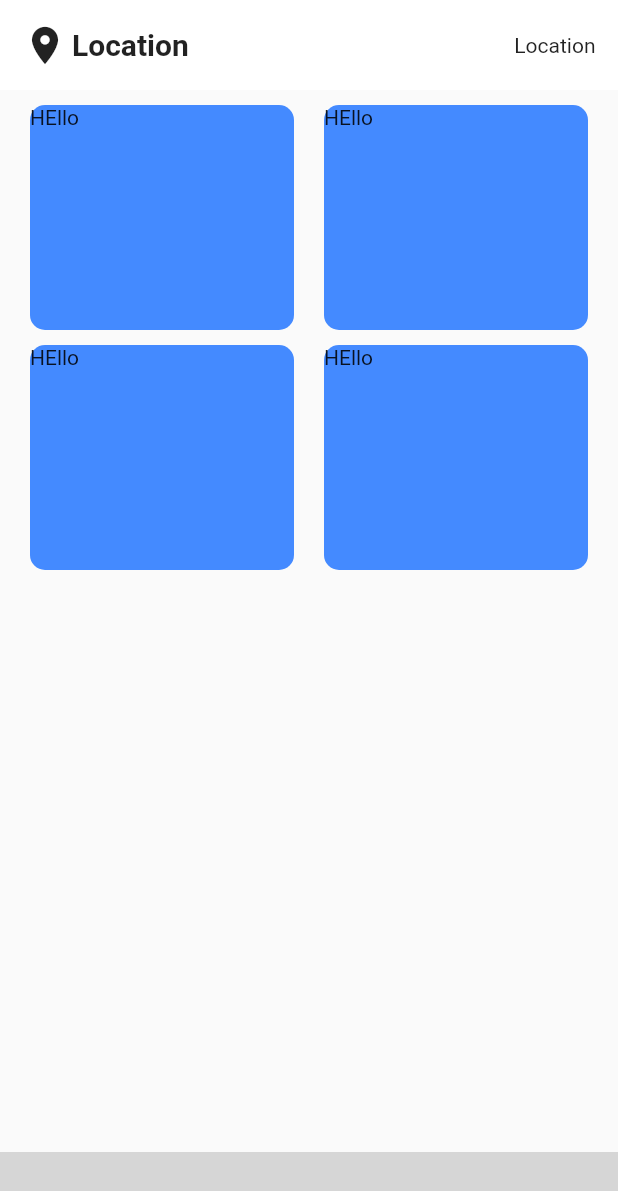
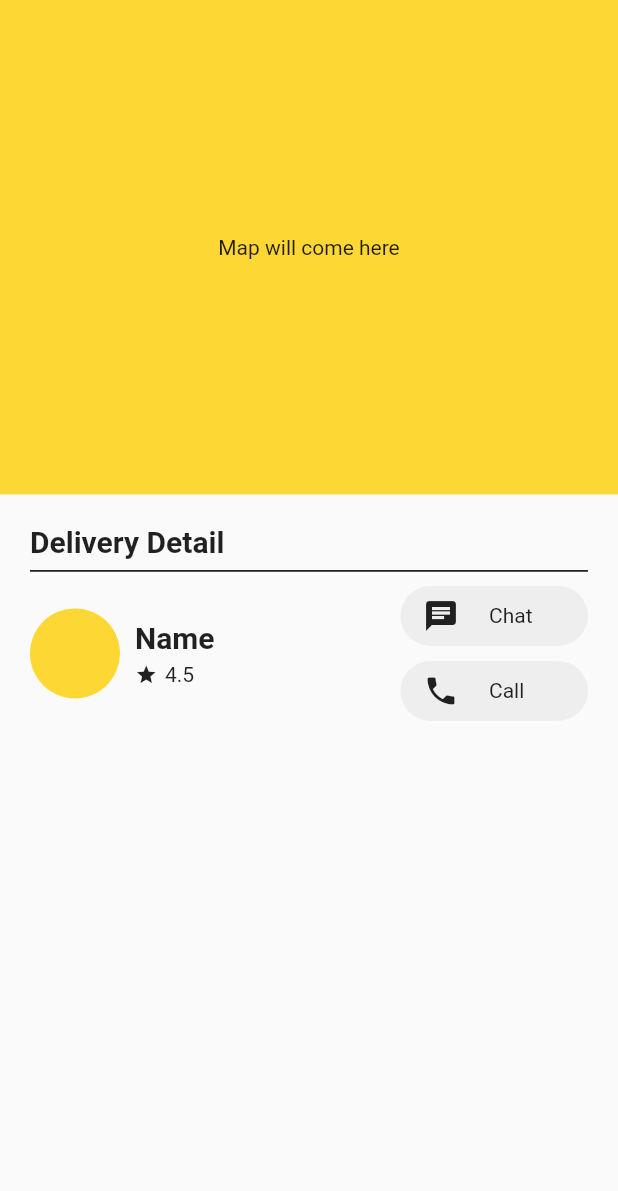
Before and after one commit to nakul1931/Dashboard, a Flutter app: the screen it shows after launch, on a phone screen of 412 x 824 dp. Shown: the top 1191 px of the screen. Run offline on Flutter 3.47's test engine with Material 2 defaults, Android fonts, the phone set to English and light mode, and no system bars; missing offline and left inert: ff_navigation_bar; grey boxes are pictures that could not be loaded.

Commit message:
Delivery Page

```diff
--- a/lib/Screens/account.dart
+++ b/lib/Screens/account.dart
@@ -15,17 +15,17 @@ class _AccountState extends State<Account> {
           SizedBox(
             height: 20.0,
           ),
-          _options(),
-          _options(),
-          _options(),
-          _options(),
-          _options()
+          _options(title: "Order History", image: "home.jpg"),
+          _options(title: "Saved Address", image: "home.jpg"),
+          _options(title: "Refer a friend", image: "refer.png"),
+          _options(title: "Refer", image: "home.jpg"),
+          _options(title: "Support", image: "support.png")
         ]),
       ),
     );
   }
 
-  Widget _options() {
+  Widget _options({String title, Function ontap, String image}) {
     return Container(
       width: MediaQuery.of(context).size.width - 20.0,
       height: 80.0,
@@ -42,12 +42,14 @@ class _AccountState extends State<Account> {
                       child: Row(children: <Widget>[
                         CircleAvatar(
                           radius: 25.0,
-                          backgroundColor: mainColor,
+                          backgroundImage: AssetImage(
+                            "assets/$image",
+                          ),
                         ),
                         SizedBox(
                           width: 15.0,
                         ),
-                        Text("Saved Address"),
+                        Text(title, style: TextStyle(fontSize: 18.0)),
                       ]),
                     ),
                     InkWell(
@@ -92,7 +94,6 @@ class _AccountState extends State<Account> {
                 SizedBox(
                   height: 10.0,
                 ),
-                // Text("My Account")
               ],
             ),
             SizedBox(width: 10.0),
--- /dev/null
+++ b/lib/Screens/deliveryScreen.dart
@@ -0,0 +1,126 @@
+import 'package:Off_Dash/allFiles.dart';
+import 'package:Off_Dash/main.dart';
+
+final _heading = TextStyle(fontSize: 20.0, fontWeight: FontWeight.bold);
+
+class DeliveryScreen extends StatefulWidget {
+  @override
+  _DeliveryScreenState createState() => _DeliveryScreenState();
+}
+
+class _DeliveryScreenState extends State<DeliveryScreen> {
+  @override
+  Widget build(BuildContext context) {
+    return SafeArea(
+      child: Scaffold(
+        body: Column(
+          children: <Widget>[
+            _map(),
+            _deliveryDetail(),
+          ],
+        ),
+      ),
+    );
+  }
+
+  Widget _map() {
+    return Container(
+      width: double.infinity,
+      height: MediaQuery.of(context).size.height * 0.4,
+      color: mainColor,
+      child: Center(child: Text("Map will come here")),
+    );
+  }
+
+  Widget _deliveryDetail() {
+    Widget _button({String title, IconData icon}) {
+      return InkWell(
+        // splashColor: mainColor,
+        // highlightColor: mainColor,
+        // focusColor: mainColor,
+        borderRadius: BorderRadius.circular(20.0),
+        onTap: () => print(title),
+        child: Container(
+          padding: EdgeInsets.fromLTRB(15.0, 0.0, 0.0, 0.0),
+          width: 125.0,
+          height: 40.0,
+          decoration: BoxDecoration(
+              color: Colors.grey[200],
+              borderRadius: BorderRadius.circular(30.0)),
+          child: Row(
+            crossAxisAlignment: CrossAxisAlignment.center,
+            mainAxisAlignment: MainAxisAlignment.start,
+            children: <Widget>[
+              Icon(icon),
+              SizedBox(
+                width: 20.0,
+              ),
+              Text(title)
+            ],
+          ),
+        ),
+      );
+    }
+
+    return Container(
+      height: MediaQuery.of(context).size.height * 0.20,
+      padding: EdgeInsets.fromLTRB(20.0, 20.0, 20.0, 0.0),
+      child: Column(
+        mainAxisAlignment: MainAxisAlignment.start,
+        crossAxisAlignment: CrossAxisAlignment.start,
+        children: <Widget>[
+          Text(
+            "Delivery Detail",
+            style: _heading,
+          ),
+          Divider(
+            thickness: 1.0,
+            color: dividerColor,
+          ),
+          SizedBox(
+            height: 2.0,
+          ),
+          Row(
+            mainAxisAlignment: MainAxisAlignment.spaceBetween,
+            children: <Widget>[
+              Container(
+                  width: 200.0,
+                  child: Row(
+                    children: <Widget>[
+                      CircleAvatar(
+                        backgroundColor: mainColor,
+                        radius: 30.0,
+                      ),
+                      SizedBox(width: 10.0),
+                      Column(
+                          crossAxisAlignment: CrossAxisAlignment.start,
+                          children: <Widget>[
+                            Text(
+                              "Name",
+                              style: _heading,
+                            ),
+                            SizedBox(height: 5.0),
+                            Row(
+                              children: <Widget>[
+                                Icon(Icons.star, size: 15.0),
+                                SizedBox(width: 5.0),
+                                Text("4.5")
+                              ],
+                            )
+                          ])
+                    ],
+                  )),
+              Column(
+                  mainAxisAlignment: MainAxisAlignment.spaceBetween,
+                  children: <Widget>[
+                    _button(title: "Chat", icon: Icons.chat),
+                    SizedBox(height: 10.0),
+                    _button(title: "Call", icon: Icons.phone)
+                  ])
+            ],
+          )
+        ],
+      ),
+    );
+  }
+}
--- a/lib/allFiles.dart
+++ b/lib/allFiles.dart
@@ -10,7 +10,9 @@ export 'Screens/search.dart';
 export 'Screens/account.dart';
 export 'Screens/cart.dart';
 export 'Screens/wallet.dart';
+export 'Screens/deliveryScreen.dart';
 
 //Colors
 
 final mainColor = Colors.yellow[600];
+final dividerColor = Colors.black;
--- a/lib/main.dart
+++ b/lib/main.dart
@@ -2,12 +2,11 @@ import 'allFiles.dart';
 
 void main() {
   runApp(MaterialApp(
-    home: NavBar(),
+    // home: NavBar(),
+    home: DeliveryScreen(),
     debugShowCheckedModeBanner: false,
     // theme: ThemeData(
-    //   primaryColor: mainColor,
-    //   accentColor: mainColor,
-    //   buttonColor: mainColor,
+    //   fontFamily: "OpenSans",
     // ),
   ));
 }
```
Also changed, not shown: pubspec.yaml (+5 -9 lines), assets/fonts/OpenSans.ttf (added), assets/home.jpg (added), assets/refer.png (added), assets/support.png (added).
